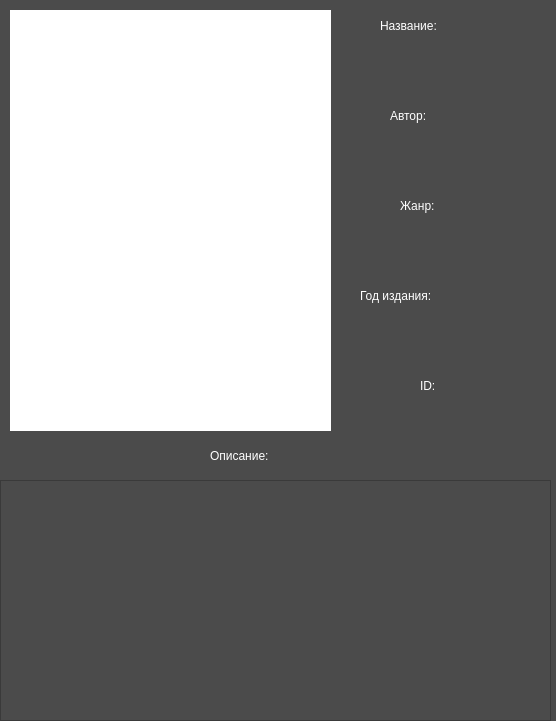
aikarimovvw/Library_System-QtProject, file show_information_book.ui: the form before one commit.
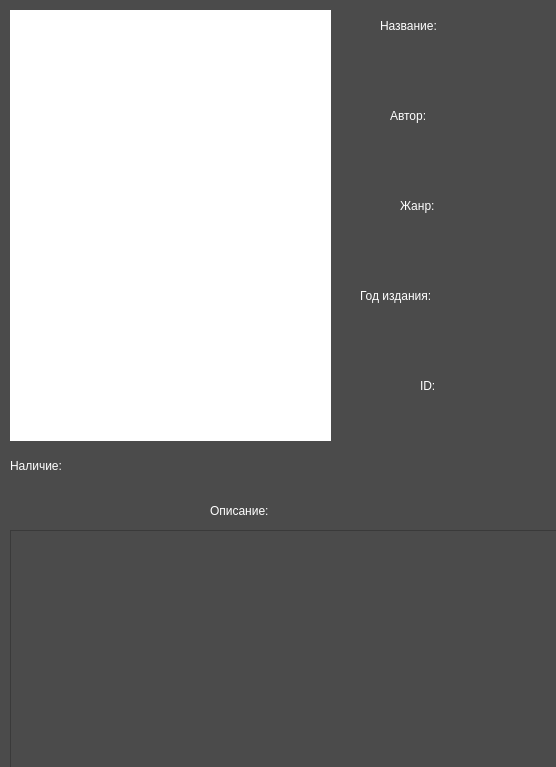
The form after the commit.

```diff
--- a/show_information_book.ui
+++ b/show_information_book.ui
@@ -7,7 +7,7 @@
     <x>0</x>
     <y>0</y>
     <width>556</width>
-    <height>721</height>
+    <height>767</height>
    </rect>
   </property>
   <property name="windowTitle">
@@ -22,7 +22,7 @@
      <x>10</x>
      <y>10</y>
      <width>321</width>
-     <height>421</height>
+     <height>431</height>
     </rect>
    </property>
    <property name="styleSheet">
@@ -172,9 +172,9 @@
    <property name="geometry">
     <rect>
      <x>210</x>
-     <y>440</y>
+     <y>500</y>
      <width>141</width>
-     <height>31</height>
+     <height>21</height>
     </rect>
    </property>
    <property name="styleSheet">
@@ -222,8 +222,8 @@
   <widget class="QTextEdit" name="txt_edit_description">
    <property name="geometry">
     <rect>
-     <x>0</x>
-     <y>480</y>
+     <x>10</x>
+     <y>530</y>
      <width>551</width>
      <height>241</height>
     </rect>
@@ -232,6 +232,40 @@
     <string notr="true">color: rgb(255, 255, 255);</string>
    </property>
   </widget>
+  <widget class="QLabel" name="label_availible">
+   <property name="geometry">
+    <rect>
+     <x>10</x>
+     <y>450</y>
+     <width>111</width>
+     <height>31</height>
+    </rect>
+   </property>
+   <property name="styleSheet">
+    <string notr="true">color: rgb(255, 255, 255);
+font: 87 16pt &quot;Segoe UI Black&quot;;</string>
+   </property>
+   <property name="text">
+    <string>Наличие:</string>
+   </property>
+  </widget>
+  <widget class="QLabel" name="lbl_available">
+   <property name="geometry">
+    <rect>
+     <x>120</x>
+     <y>450</y>
+     <width>421</width>
+     <height>31</height>
+    </rect>
+   </property>
+   <property name="styleSheet">
+    <string notr="true">color: rgb(255, 85, 0);
+font: 10pt &quot;Segoe UI&quot;;</string>
+   </property>
+   <property name="text">
+    <string/>
+   </property>
+  </widget>
  </widget>
  <resources/>
  <connections/>
```
